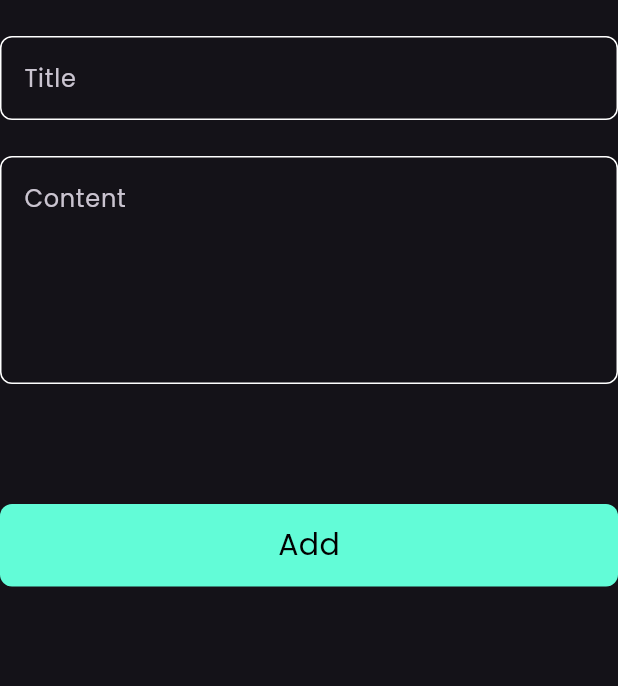
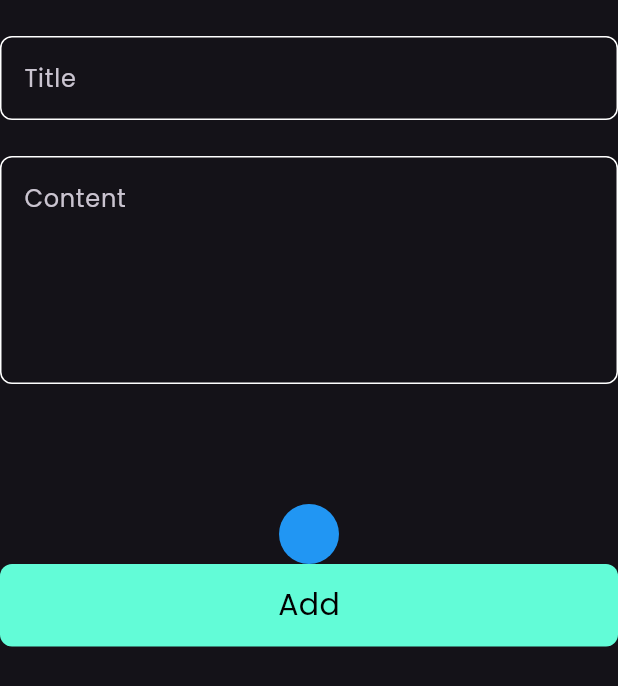
Before and after one commit to Hussein891/notes_app, a Flutter app: the AddNoteForm widget shown alone on an empty page, opened directly, on a phone screen of 412 x 824 dp. Shown: the top 686 px of the screen. Run offline on Flutter 3.47's test engine with Material 3 defaults, Android fonts, the phone set to English and light mode, and no system bars; our stand-ins replace bloc, flutter_bloc, font_awesome_flutter, hive, hive_flutter; accounts and stored records are empty.

Commit message:
create colors list view part one

```diff
--- a/lib/views/widgets/add_notes_form.dart
+++ b/lib/views/widgets/add_notes_form.dart
@@ -5,6 +5,7 @@ import 'package:flutter_bloc/flutter_bloc.dart';
 import 'package:intl/intl.dart';
 import 'package:notes_app/cubits/addcubit/add_notes_cubit.dart';
 import 'package:notes_app/model/notes_model.dart';
+import 'package:notes_app/views/widgets/colors_list_view.dart';
 import 'package:notes_app/views/widgets/custom_bottom.dart';
 import 'package:notes_app/views/widgets/custom_text_field.dart';
 
@@ -48,6 +49,7 @@ class _AddNoteFormState extends State<AddNoteForm> {
         SizedBox(
           height: 80,
         ),
+        ColorsListView(),
         BlocBuilder<AddNotesCubit, AddNotesState>(
           builder: (context, state) {
             return CustomBottom(
--- /dev/null
+++ b/lib/views/widgets/colors_list_view.dart
@@ -0,0 +1,29 @@
+import 'package:flutter/material.dart';
+
+class ColorItem extends StatelessWidget {
+  const ColorItem({super.key});
+
+  @override
+  Widget build(BuildContext context) {
+    return CircleAvatar(
+      radius: 20,
+      backgroundColor: Colors.blue,
+    );
+  }
+}
+
+class ColorsListView extends StatelessWidget {
+  const ColorsListView({super.key});
+
+  @override
+  Widget build(BuildContext context) {
+    return SizedBox(
+      height: 20 * 2,
+      child: ListView.builder(
+          itemCount: 8,
+          itemBuilder: (context, index) {
+            return ColorItem();
+          }),
+    );
+  }
+}
```
